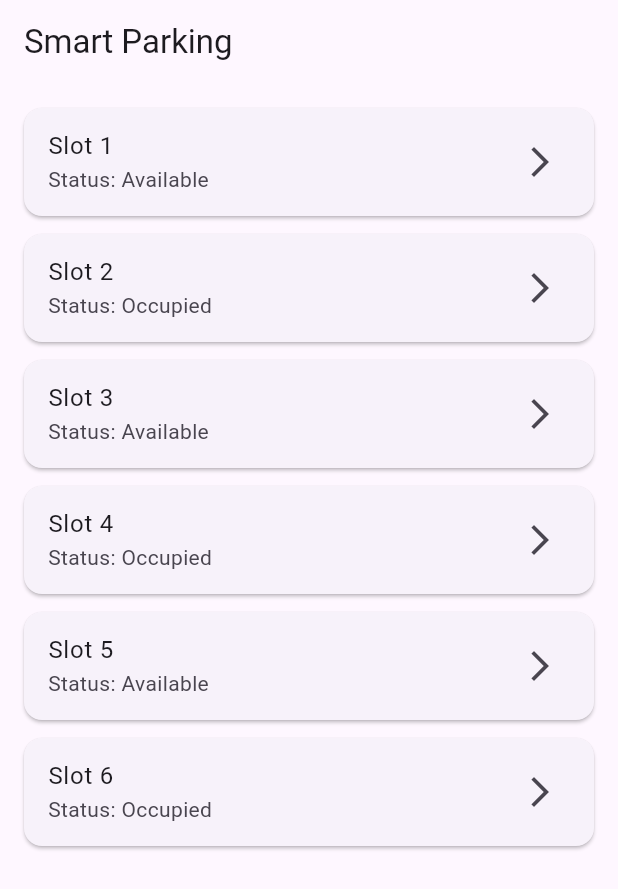
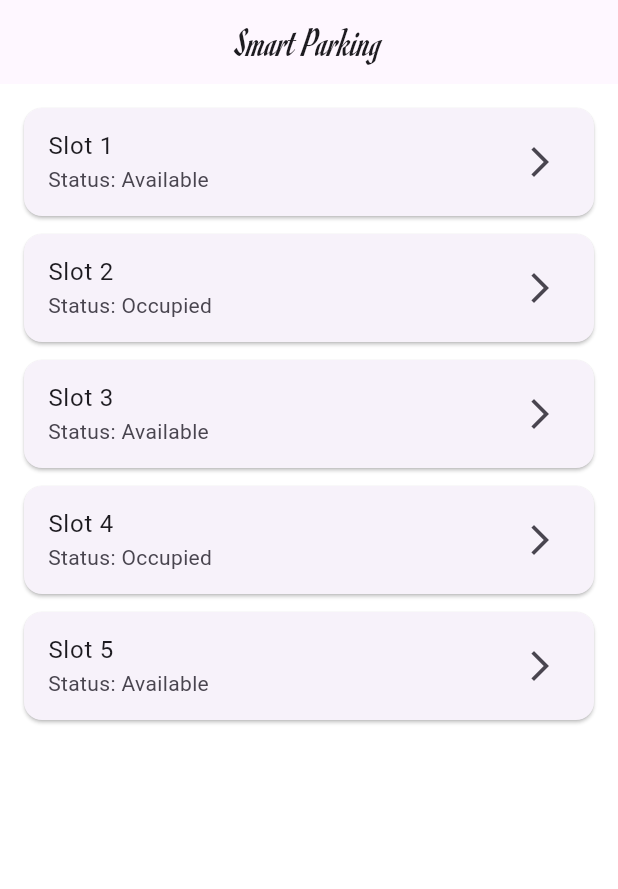
Before and after one commit to 12Omega/sprint2_dashboard, a Flutter app: the screen it shows after launch, on a phone screen of 412 x 824 dp. Shown: the top 889 px of the screen. Run offline on Flutter 3.47's test engine with Material 3 defaults, Android fonts, the phone set to English and light mode, and no system bars.

Commit message:
Commit 2: Fixed font path and added Romanesco font for title

```diff
--- a/lib/main.dart
+++ b/lib/main.dart
@@ -2,17 +2,20 @@ import 'package:flutter/material.dart';
 import 'screens/home_screen.dart';
 
 void main() {
-  runApp(const ParkingApp());
+  runApp(const MyApp());
 }
 
-class ParkingApp extends StatelessWidget {
-  const ParkingApp({super.key});
+class MyApp extends StatelessWidget {
+  const MyApp({super.key});
 
   @override
   Widget build(BuildContext context) {
     return MaterialApp(
       title: 'Smart Parking',
-      theme: ThemeData(primarySwatch: Colors.indigo),
+      theme: ThemeData(
+        primarySwatch: Colors.indigo,
+        scaffoldBackgroundColor: Colors.white,
+      ),
       home: const HomeScreen(),
     );
   }
--- a/lib/screens/home_screen.dart
+++ b/lib/screens/home_screen.dart
@@ -7,15 +7,26 @@ class HomeScreen extends StatelessWidget {
   @override
   Widget build(BuildContext context) {
     return Scaffold(
-      appBar: AppBar(title: const Text('Smart Parking')),
-      body: ListView(
+      appBar: AppBar(
+        title: const Text(
+          'Smart Parking',
+          style: TextStyle(
+            fontFamily: 'Romanesco',
+            fontSize: 28,
+            fontWeight: FontWeight.w400,
+          ),
+        ),
+        centerTitle: true,
+      ),
+      body: ListView.builder(
         padding: const EdgeInsets.all(16),
-        children: List.generate(6, (index) {
+        itemCount: 5,
+        itemBuilder: (context, index) {
           return SlotCard(
             slotNumber: index + 1,
             status: index % 2 == 0 ? 'Available' : 'Occupied',
           );
-        }),
+        },
       ),
     );
   }
--- a/lib/screens/slot_detail_screen.dart
+++ b/lib/screens/slot_detail_screen.dart
@@ -18,9 +18,6 @@ class SlotCard extends StatelessWidget {
         title: Text('Slot $slotNumber'),
         subtitle: Text('Status: $status'),
         trailing: const Icon(Icons.arrow_forward_ios),
-        onTap: () {
-          // Later we’ll add navigation to details screen
-        },
       ),
     );
   }
```
Also changed, not shown: pubspec.yaml (+6 -33 lines), assets/fonts/Romanesco-Regular.ttf (added).
